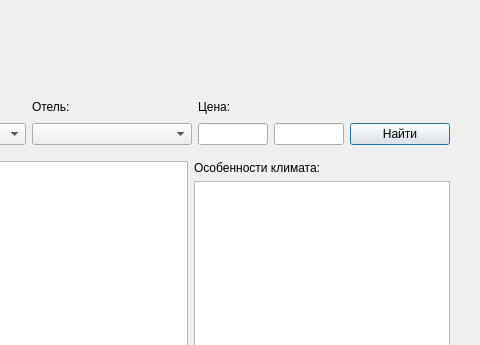
Old version of the form gui/ticketslistwindow.ui in the repository rkv04/test; both pictures show x 702 to 1182 and y 0 to 345 of the 1182 by 754 pixel window.
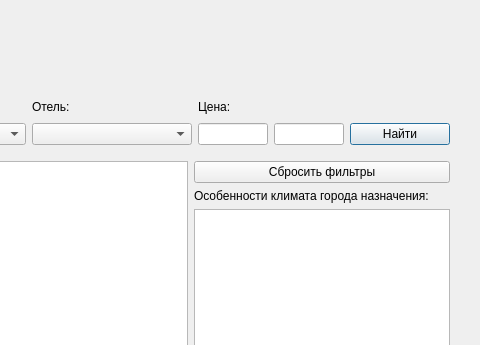
New version of the form.

Commit message: added filter reset

```diff
--- a/gui/ticketslistwindow.ui
+++ b/gui/ticketslistwindow.ui
@@ -294,10 +294,17 @@
      </item>
      <item>
       <layout class="QVBoxLayout" name="verticalLayout_12">
+       <item>
+        <widget class="QPushButton" name="resetFiltersButton">
+         <property name="text">
+          <string>Сбросить фильтры</string>
+         </property>
+        </widget>
+       </item>
        <item>
         <widget class="QLabel" name="label_13">
          <property name="text">
-          <string>Особенности климата:</string>
+          <string>Особенности климата города назначения:</string>
          </property>
         </widget>
        </item>
```
The commit also changes 21 other files.
